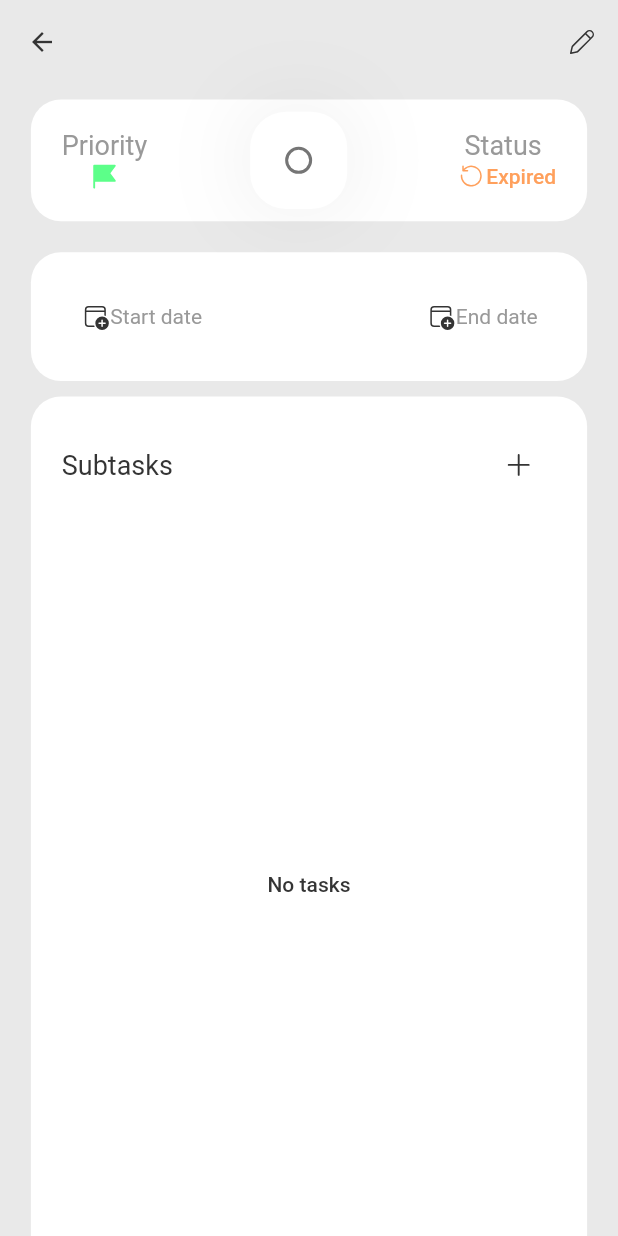
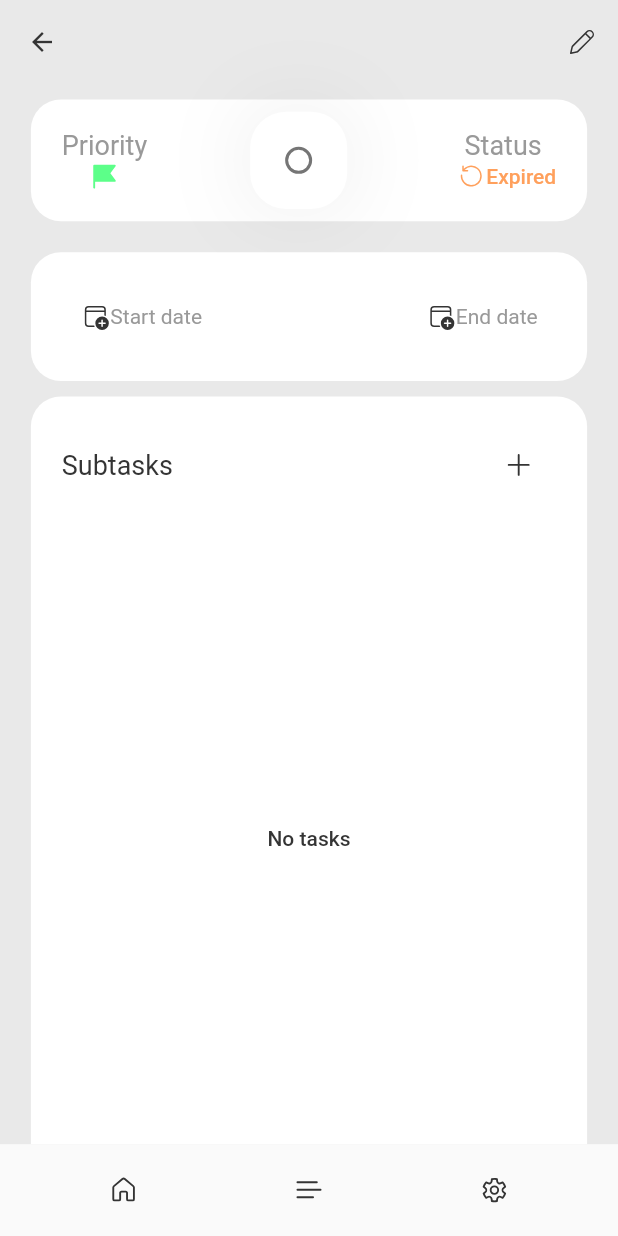
Before and after one commit to Deliveos/devject-single, a Flutter app: the TaskPage screen opened by its route, on a phone screen of 412 x 824 dp. Run offline on Flutter 3.47's test engine with Material 2 defaults, Android fonts, the light colour scheme and no system bars; our stand-ins replace bloc, equatable, expandable_text, fluentui_system_icons, flutter_bloc, percent_indicator and 1 more; accounts and stored records are empty; generated files the repository leaves out were written again.

Commit message:
Made bottom navigation bar

```diff
--- a/lib/cubit/selected_task_cubit.dart
+++ b/lib/cubit/selected_task_cubit.dart
@@ -6,12 +6,10 @@ class SelectedTaskCubit extends Cubit<Task> {
   SelectedTaskCubit() : super(const Task.byDefault());
 
   select(Task task) {
-    print(task);
     emit(task);
   }
 
   unselect() {
-    print(const Task.byDefault());
     emit(const Task.byDefault());
   }
 }
--- a/lib/pages/edit_project_page.dart
+++ b/lib/pages/edit_project_page.dart
@@ -3,7 +3,7 @@ import 'package:devject_single/constants/colors.dart';
 import 'package:devject_single/cubit/projects_cubit.dart';
 import 'package:devject_single/cubit/selected_project_cubit.dart';
 import 'package:devject_single/models/project.dart';
-import 'package:devject_single/pages/main_page.dart';
+import 'package:devject_single/pages/projects_page.dart';
 import 'package:devject_single/providers/projects_provider.dart';
 import 'package:devject_single/utils/pick_date_range.dart';
 import 'package:devject_single/utils/screen_size.dart';
@@ -276,7 +276,7 @@ class _EditProjectPageState extends State<EditProjectPage> {
               if (_controller.text.trim() == BlocProvider.of<SelectedProjectCubit>(context).state!.name) {
                 await ProjectsProvider.instance.remove(BlocProvider.of<SelectedProjectCubit>(context).state!.id!);
                 await BlocProvider.of<ProjectsCubit>(context).load();
-                Navigator.of(context).pushNamedAndRemoveUntil(MainPage.routeName, (route) => false);
+                Navigator.of(context).pushNamedAndRemoveUntil(ProjectsPage.routeName, (route) => false);
               }
             },
             child: Container(
--- a/lib/pages/task_page.dart
+++ b/lib/pages/task_page.dart
@@ -1,20 +1,4 @@
 import 'dart:io';
-import 'package:devject_single/constants/colors.dart';
-import 'package:devject_single/constants/sizes.dart';
-import 'package:devject_single/cubit/projects_cubit.dart';
-import 'package:devject_single/cubit/selected_project_cubit.dart';
-import 'package:devject_single/cubit/selected_task_cubit.dart';
-import 'package:devject_single/cubit/settings_cubit.dart';
-import 'package:devject_single/cubit/tasks_cubit.dart';
-import 'package:devject_single/models/settings.dart';
-import 'package:devject_single/models/status.dart';
-import 'package:devject_single/models/task.dart';
-import 'package:devject_single/pages/edit_task_page.dart';
-import 'package:devject_single/providers/projects_provider.dart';
-import 'package:devject_single/providers/tasks_provider.dart';
-import 'package:devject_single/utils/screen_size.dart';
-import 'package:devject_single/widgets/appbar.dart';
-import 'package:devject_single/widgets/task_container.dart';
 import 'package:expandable_text/expandable_text.dart';
 import 'package:fluentui_system_icons/fluentui_system_icons.dart';
 import 'package:flutter/material.dart';
@@ -23,6 +7,23 @@ import 'package:intl/intl.dart';
 import 'package:flutter_gen/gen_l10n/app_localizations.dart';
 import 'package:percent_indicator/percent_indicator.dart';
 
+import '../constants/colors.dart';
+import '../constants/sizes.dart';
+import '../cubit/projects_cubit.dart';
+import '../cubit/selected_project_cubit.dart';
+import '../cubit/selected_task_cubit.dart';
+import '../cubit/settings_cubit.dart';
+import '../cubit/tasks_cubit.dart';
+import '../models/settings.dart';
+import '../models/status.dart';
+import '../models/task.dart';
+import '../pages/edit_task_page.dart';
+import '../providers/projects_provider.dart';
+import '../providers/tasks_provider.dart';
+import '../utils/screen_size.dart';
+import '../widgets/appbar.dart';
+import '../widgets/main_bottom_nav_bar.dart';
+import '../widgets/task_container.dart';
 import 'add_task_page.dart';
 
 
@@ -84,7 +85,8 @@ class TaskPage extends StatelessWidget {
                           )
                         ]
                       ),
-                      body: buildBody(context)
+                      body: buildBody(context),
+                      bottomNavigationBar: const MainBottomNavBar(),
                     )
                   )
                 );
--- a/lib/routes.dart
+++ b/lib/routes.dart
@@ -1,8 +1,8 @@
 import 'package:flutter/material.dart';
 import 'pages/add_project_page.dart';
-import 'pages/main_page.dart';
+import 'pages/projects_page.dart';
 
 Map<String, WidgetBuilder> routes = {
-  MainPage.routeName: (context) => const MainPage(),
+  ProjectsPage.routeName: (context) => const ProjectsPage(),
   AddProjectPage.routeName: (context) => const AddProjectPage()
 };
--- /dev/null
+++ b/lib/widgets/bottom_nav_bar.dart
@@ -0,0 +1,46 @@
+import 'package:flutter/material.dart';
+import '../utils/screen_size.dart';
+
+
+class BottomNavBar extends StatelessWidget {
+  const BottomNavBar({
+    Key? key,
+    required this.items,
+    required this.index
+  }) : super(key: key);
+
+  final List<BottomNavBarItem> items;
+  final int index;
+
+  @override
+  Widget build(BuildContext context) {
+    return Material(
+      child: Padding(
+        padding: EdgeInsets.all(ScreenSize.width(context, 5)),
+        child: Row(
+          mainAxisAlignment: MainAxisAlignment.spaceAround,
+          children: items,
+        ),
+      ),
+    );
+  }
+}
+
+class BottomNavBarItem extends StatelessWidget {
+  const BottomNavBarItem({
+    Key? key,
+    required this.icon,
+    this.onTap
+  }) : super(key: key);
+
+  final Icon icon;
+  final Function()? onTap;
+
+  @override
+  Widget build(BuildContext context) {
+    return InkWell(
+      onTap: onTap,
+      child: icon,
+    );
+  }
+}
--- /dev/null
+++ b/lib/widgets/main_bottom_nav_bar.dart
@@ -0,0 +1,53 @@
+import 'package:devject_single/pages/projects_page.dart';
+import 'package:devject_single/pages/settings_page.dart';
+import 'package:fluentui_system_icons/fluentui_system_icons.dart';
+import 'package:flutter/material.dart';
+
+import '../pages/home_page.dart';
+import '../widgets/bottom_nav_bar.dart';
+
+class MainBottomNavBar extends StatelessWidget {
+  const MainBottomNavBar({Key? key}) : super(key: key);
+
+  @override
+  Widget build(BuildContext context) {
+    return BottomNavBar(
+      items: <BottomNavBarItem>[
+        BottomNavBarItem(
+          icon: Icon(
+            FluentIcons.home_24_regular,
+            color: Theme.of(context).textTheme.bodyText1!.color,
+          ),
+          onTap: () async {
+            Navigator.of(context).pushNamedAndRemoveUntil(
+              HomePage.routeName, (route) => false
+            );
+          },
+        ),
+        BottomNavBarItem(
+          icon: Icon(
+            FluentIcons.list_24_regular,
+            color: Theme.of(context).textTheme.bodyText1!.color,
+          ),
+          onTap: () async {
+            Navigator.of(context).pushNamedAndRemoveUntil(
+              ProjectsPage.routeName, (route) => false
+            );
+          },
+        ),
+        BottomNavBarItem(
+          icon: Icon(
+            FluentIcons.settings_24_regular,
+            color: Theme.of(context).textTheme.bodyText1!.color,
+          ),
+          onTap: () async {
+            Navigator.of(context).pushNamedAndRemoveUntil(
+              SettingsPage.routeName, (route) => false
+            );
+          },
+        ),
+      ],
+      index: 0
+    );
+  }
+}
```
Also changed, not shown: lib/main.dart (+5 -3 lines), lib/pages/home_page.dart (added, +15 -0 lines), lib/pages/project_page.dart (+27 -65 lines), lib/pages/projects_page.dart (renamed from lib/pages/main_page.dart, +18 -25 lines), lib/pages/settings_page.dart (+11 -10 lines), lib/providers/tasks_provider.dart (+11 -0 lines).
